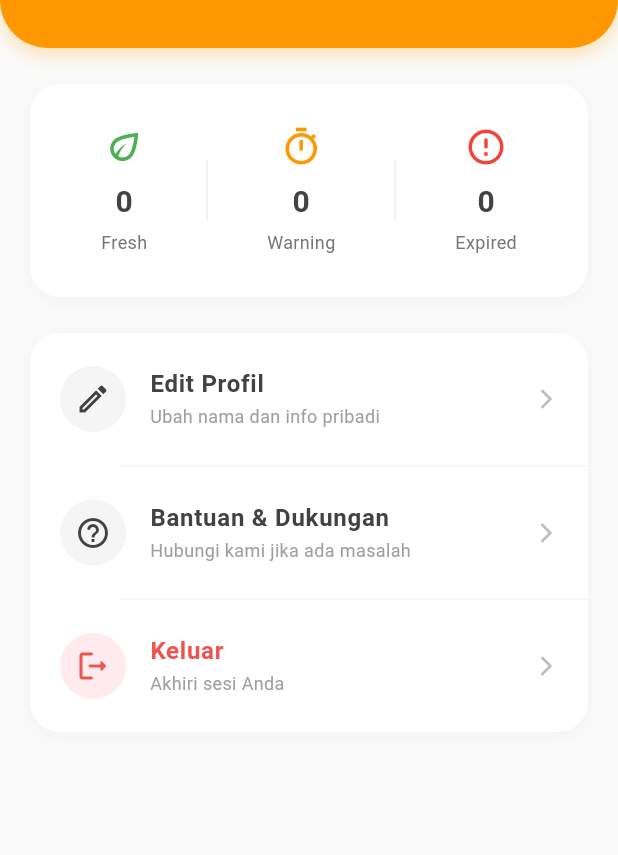
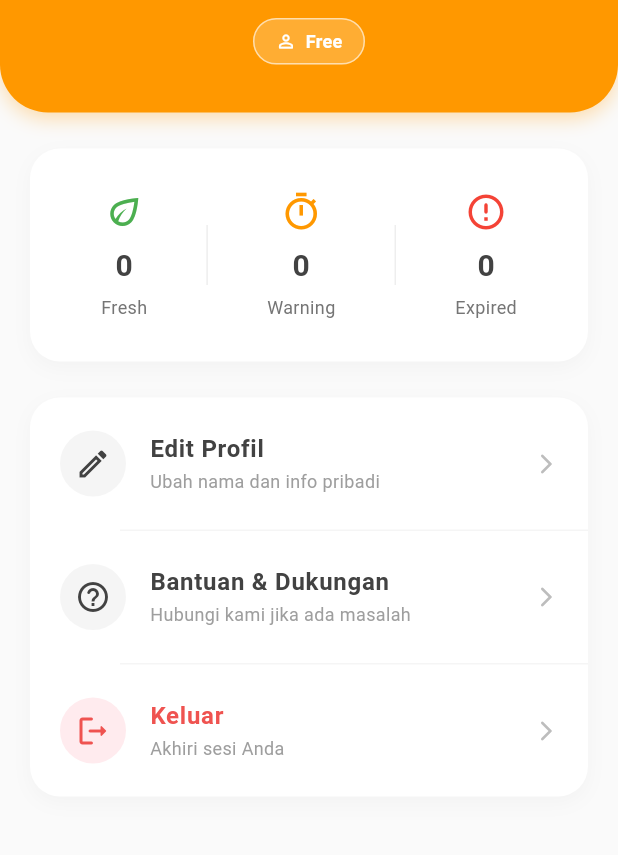
Before and after one commit to Mycticount-X/Pantryon-Mobile, a Flutter app: the ProfileScreen screen opened directly with empty values, on a phone screen of 412 x 824 dp, the part 357-1212 px from its top. Run offline on Flutter 3.47's test engine with Material 3 defaults, Android fonts, the phone set to English and light mode, and no system bars; our stand-ins replace flutter_dotenv, supabase_flutter; missing offline and left inert: mobile_scanner; accounts and stored records are empty.

Commit message:
Add: Freemium on Profile

```diff
--- a/lib/screens/profile.dart
+++ b/lib/screens/profile.dart
@@ -18,6 +18,7 @@ class ProfileScreen extends StatefulWidget {
 class _ProfileScreenState extends State<ProfileScreen> {
   String _username = 'Memuat...';
   String _email = 'Memuat...';
+  String _subscriptionTier = 'free';
 
   final Color kPrimaryColor = const Color(0xFFFF9800);
   final _profileService = ProfileService();
@@ -40,6 +41,7 @@ class _ProfileScreenState extends State<ProfileScreen> {
           _email = profile.email.isNotEmpty
               ? profile.email
               : 'Tidak ada email';
+          _subscriptionTier = profile.subscriptionTier;
         });
       }
     } catch (e) {
@@ -202,6 +204,40 @@ class _ProfileScreenState extends State<ProfileScreen> {
           Text(
             _email,
             style: TextStyle(fontSize: 14, color: Colors.white.withOpacity(0.9)),
+          ),
+          const SizedBox(height: 12),
+          Container(
+            padding: const EdgeInsets.symmetric(horizontal: 14, vertical: 6),
+            decoration: BoxDecoration(
+              color: _subscriptionTier == 'premium'
+                  ? Colors.amber.shade400
+                  : Colors.white.withOpacity(0.2),
+              borderRadius: BorderRadius.circular(20),
+              border: _subscriptionTier == 'premium'
+                  ? null
+                  : Border.all(color: Colors.white.withOpacity(0.6)),
+            ),
+            child: Row(
+              mainAxisSize: MainAxisSize.min,
+              children: [
+                Icon(
+                  _subscriptionTier == 'premium'
+                      ? Icons.workspace_premium_rounded
+                      : Icons.person_outline_rounded,
+                  size: 14,
+                  color: _subscriptionTier == 'premium' ? Colors.brown.shade800 : Colors.white,
+                ),
+                const SizedBox(width: 6),
+                Text(
+                  _subscriptionTier == 'premium' ? 'Premium' : 'Free',
+                  style: TextStyle(
+                    fontSize: 12,
+                    fontWeight: FontWeight.bold,
+                    color: _subscriptionTier == 'premium' ? Colors.brown.shade800 : Colors.white,
+                  ),
+                ),
+              ],
+            ),
           ),
         ],
       ),
```
